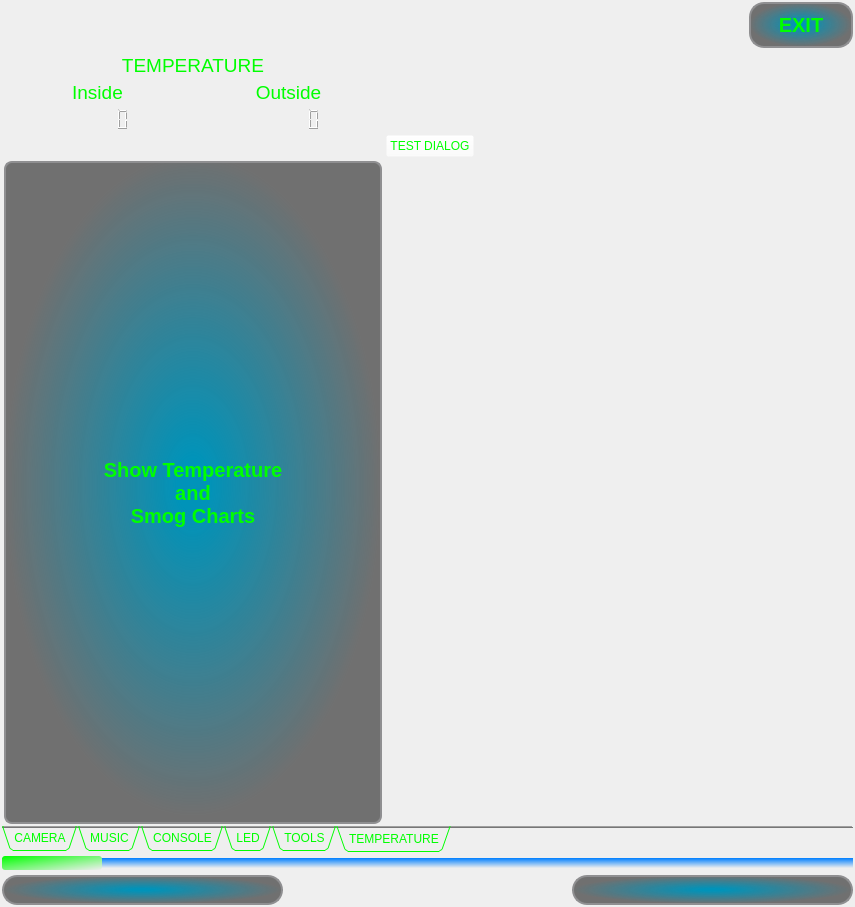
cyniu88/QT_kurs, file iDom_Client/idom_client.ui: the form before one commit.
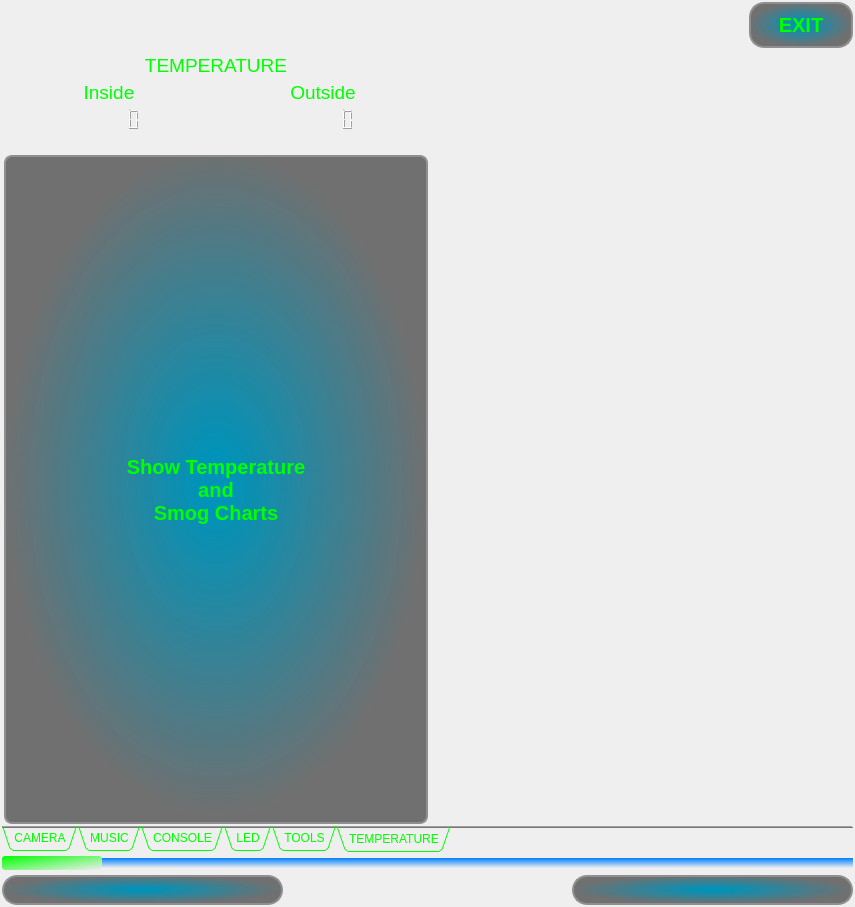
The form after the commit. Icons and pictures are not drawn.

```diff
--- a/iDom_Client/idom_client.ui
+++ b/iDom_Client/idom_client.ui
@@ -2207,7 +2207,7 @@
           </property>
          </widget>
         </item>
-        <item row="1" column="2">
+        <item row="1" column="1">
          <spacer name="horizontalSpacer_2">
           <property name="orientation">
            <enum>Qt::Horizontal</enum>
@@ -2365,13 +2365,6 @@
           </item>
          </layout>
         </item>
-        <item row="1" column="1">
-         <widget class="QPushButton" name="TEST_DIALOG">
-          <property name="text">
-           <string>TEST DIALOG</string>
-          </property>
-         </widget>
-        </item>
        </layout>
       </widget>
      </widget>
```
Left out of the diff: 9 changed lines with no effect on the pictures.
